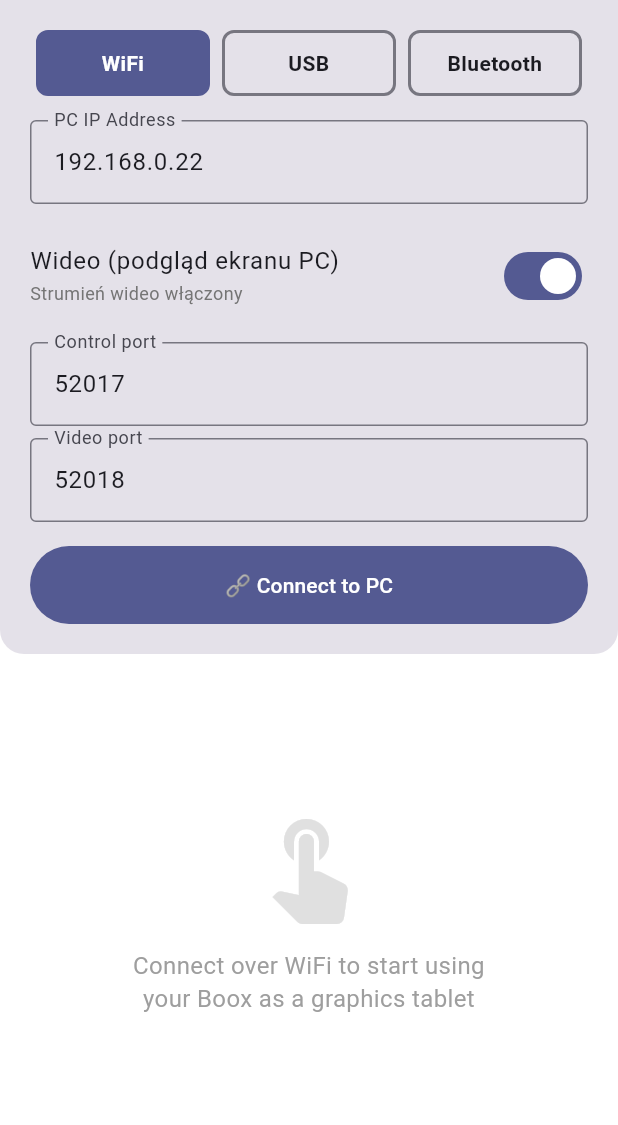
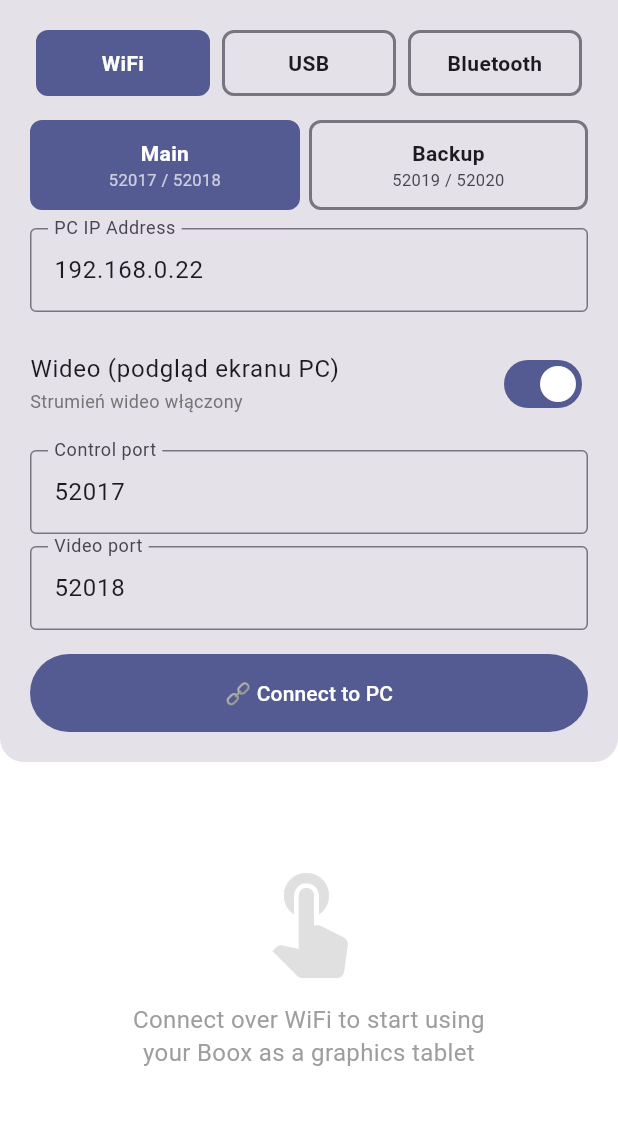
Before and after one commit to BertW007/boox-tab-driver, a Flutter app: the screen it shows after launch, on a phone screen of 412 x 824 dp, the part 72-1197 px from its top. Run offline on Flutter 3.47's test engine with Material 3 defaults, Android fonts, the phone set to English and light mode, and no system bars.

Commit message:
Add server profile toggle and consume all keys when connected
- Profile toggle (Main 52017/52018 | Backup 52019/52020) in connection
  panel — one tap switches ports, manual override still possible
- _onHardwareKey returns true when connected so Android/BOOX OS does not
  handle keys like Alt+Tab, PrintScreen, Ctrl+Shift+S, etc. — all go to
  Windows exclusively

Co-Authored-By: Claude Sonnet 4.6 <noreply@anthropic.com>

```diff
--- a/android_flutter/lib/screens/home_screen.dart
+++ b/android_flutter/lib/screens/home_screen.dart
@@ -32,6 +32,18 @@ class _HomeScreenState extends State<HomeScreen> {
   final _softKbController = TextEditingController();
   final _softKbFocus = FocusNode();
   String _prevSoftKbText = '';
+
+  static const _profiles = [
+    {'name': 'Main',   'port': '52017', 'videoPort': '52018'},
+    {'name': 'Backup', 'port': '52019', 'videoPort': '52020'},
+  ];
+  int _activeProfile = 0;
+
+  void _applyProfile(int index) {
+    setState(() => _activeProfile = index);
+    _portController.text      = _profiles[index]['port']!;
+    _videoPortController.text = _profiles[index]['videoPort']!;
+  }
 
   bool _videoEnabled = true;
   bool _touchLocked = false;
@@ -73,7 +85,9 @@ class _HomeScreenState extends State<HomeScreen> {
   bool _onHardwareKey(KeyEvent event) {
     if (!_connection.isConnected) return false;
     _handleKeyEvent(event);
-    return false;
+    // Consume the event so Android/BOOX OS doesn't also act on it
+    // (prevents Alt+Tab switching apps, PrintScreen taking screenshots, etc.)
+    return true;
   }
 
   Future<void> _fetchTabletIp() async {
@@ -490,6 +504,52 @@ class _HomeScreenState extends State<HomeScreen> {
 
             _buildTransportSelector(),
             const SizedBox(height: 16),
+
+            // Server profile toggle (Main / Backup)
+            if (_connection.transportType == TransportType.wifi) ...[
+              Row(
+                children: List.generate(_profiles.length, (i) {
+                  final selected = _activeProfile == i;
+                  final p = _profiles[i];
+                  return Expanded(
+                    child: GestureDetector(
+                      onTap: () => _applyProfile(i),
+                      child: Container(
+                        margin: EdgeInsets.only(right: i < _profiles.length - 1 ? 6 : 0),
+                        padding: const EdgeInsets.symmetric(vertical: 10),
+                        decoration: BoxDecoration(
+                          color: selected
+                              ? Theme.of(context).colorScheme.primary
+                              : Theme.of(context).colorScheme.surfaceContainerHighest,
+                          borderRadius: BorderRadius.circular(8),
+                          border: Border.all(
+                            color: selected
+                                ? Theme.of(context).colorScheme.primary
+                                : Theme.of(context).colorScheme.outline,
+                            width: 2,
+                          ),
+                        ),
+                        child: Column(
+                          children: [
+                            Text(p['name']!,
+                                textAlign: TextAlign.center,
+                                style: TextStyle(
+                                    fontWeight: FontWeight.bold,
+                                    color: selected ? Colors.white : Theme.of(context).colorScheme.onSurface)),
+                            Text('${p['port']} / ${p['videoPort']}',
+                                textAlign: TextAlign.center,
+                                style: TextStyle(
+                                    fontSize: 11,
+                                    color: selected ? Colors.white70 : Theme.of(context).colorScheme.onSurfaceVariant)),
+                          ],
+                        ),
+                      ),
+                    ),
+                  );
+                }),
+              ),
+              const SizedBox(height: 12),
+            ],
 
             if (_connection.transportType == TransportType.wifi) ...[
               TextField(
```
